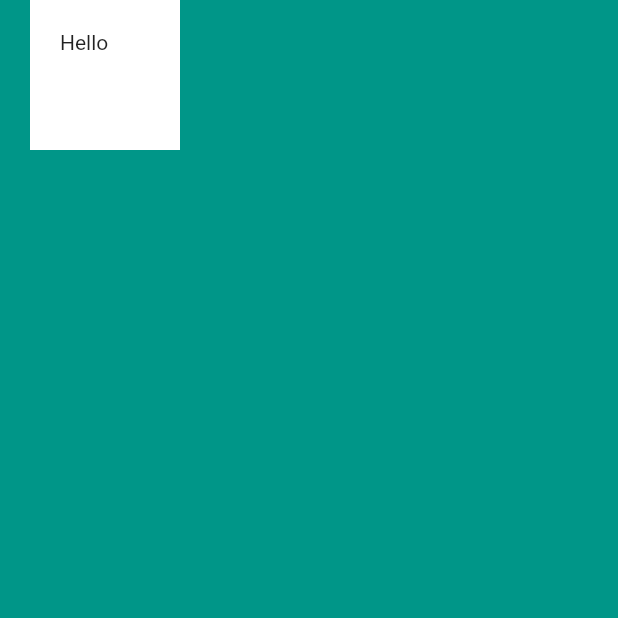
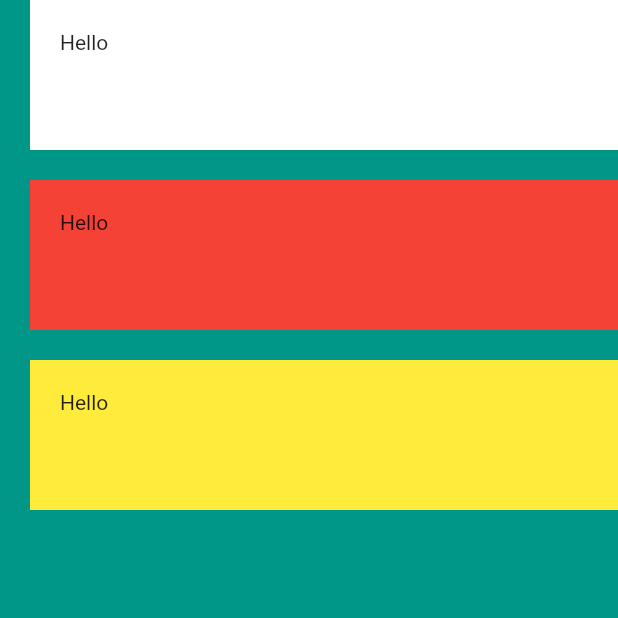
Before and after one commit to Rananjaya/flutter_business_Card, a Flutter app: the screen it shows after launch, on a phone screen of 412 x 824 dp, the top half of it. Run offline on Flutter 3.47's test engine with Material 2 defaults, Android fonts, the phone set to English and light mode, and no system bars; missing offline and left inert: dart:ffi.

Commit message:
Learned about How to add column nect one is row

```diff
--- a/lib/main.dart
+++ b/lib/main.dart
@@ -1,3 +1,5 @@
+import 'dart:ffi';
+
 import 'package:flutter/material.dart';
 import 'package:flutter/rendering.dart';
 
@@ -12,17 +14,53 @@ class MyApp extends StatelessWidget {
       home: Scaffold(
         backgroundColor: Colors.teal,
         body: SafeArea( // safe area is used to get our widget to safearea only take the space to visibale to user
-          child: Container( // container widget just like dev in javascrpit and view in react native / if contanoner without childern it will get full area as soon as possible or if it ha childern it wiil get childer size
+          child: Column(
+            // verticalDirection: VerticalDirection.up,
+            //verticalDirection: VerticalDirection.down,
+            // mainAxisAlignment: MainAxisAlignment.center,
+            // mainAxisAlignment: MainAxisAlignment.start,
+            //mainAxisAlignment: MainAxisAlignment.end,
+            // mainAxisAlignment: MainAxisAlignment.spaceEvenly,
+            // mainAxisAlignment: MainAxisAlignment.spaceAround,
+            // mainAxisAlignment: MainAxisAlignment.spaceBetween,
+            // crossAxisAlignment: CrossAxisAlignment.end,
+            crossAxisAlignment: CrossAxisAlignment.stretch,
+             children: [
+               Container( // container widget just like dev in javascrpit and view in react native / if contanoner without childern it will get full area as soon as possible or if it ha childern it wiil get childer size
                  color: Colors.white,// contioner olny has one child
                  child: Text('Hello'),
                  height: 100.0, // give height and width for contionor
-            width: 100.0, // give with for contioner
+                 // width: double.infinity, // give with for contioner
                   //margin: EdgeInsets.all(20.0), // add marign for all top bottom left right to 20.0 pixels
                   // margin: EdgeInsets.symmetric(vertical: 50.0,horizontal: 10.0), // give margin  for horizontal and vertical postions
                   //margin: EdgeInsets.fromLTRB(10.0, 20.0, 10.0, 10.0) // give the indivigula vlues for each sides.
                  margin: EdgeInsets.only(left:20.0), // only give one side
                  padding: EdgeInsets.all(20.0),
                ),
+                 SizedBox(height: 20.0,),
+               Container(
+                 color: Colors.red,
+                 child: Text('Hello'),
+                 height: 100.0,
+                 // width: double.infinity,
+                 margin: EdgeInsets.only(left:20.0),
+                 padding: EdgeInsets.all(20.0),
+               ),
+               SizedBox(height: 20.0,),
+               Container(
+                 color: Colors.yellow,
+                 child: Text('Hello'),
+                 height: 100.0,
+                 // width: double.infinity,
+                 margin: EdgeInsets.only(left:20.0),
+                 padding: EdgeInsets.all(20.0),
+               ),
+               // Container(     // this is the one way to strach to cross side (virudda side ekata)
+               //   width: double.infinity,
+               //   height: 10.0,
+               // ),
+             ],
+          ),
         ),
       ),
     );
```
Lines whose indentation alone changed are shown as unchanged.
